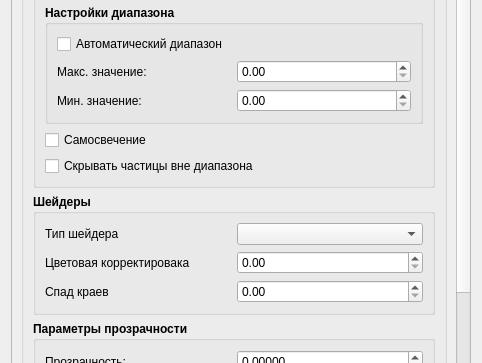
Codbrain1/QSpace, file UI/Home/PropertyInspector.ui: the form before one commit; both pictures show x 0 to 482 and y 187 to 550 of the 482 by 668 pixel window.
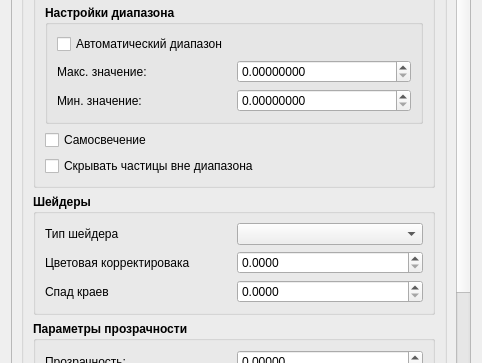
The form after the commit. Custom widgets are drawn as their Qt base class.

Commit message: предварительный комит перед рефакторингом

The edit to the form file:
```diff
--- a/UI/Home/PropertyInspector.ui
+++ b/UI/Home/PropertyInspector.ui
@@ -23,8 +23,8 @@
       <property name="geometry">
        <rect>
         <x>0</x>
-        <y>-443</y>
-        <width>441</width>
+        <y>-4</y>
+        <width>442</width>
         <height>1087</height>
        </rect>
       </property>
@@ -175,6 +175,9 @@
                  <bold>false</bold>
                 </font>
                </property>
+               <property name="decimals">
+                <number>4</number>
+               </property>
               </widget>
              </item>
              <item row="0" column="0">
@@ -229,6 +232,9 @@
                  <bold>false</bold>
                 </font>
                </property>
+               <property name="decimals">
+                <number>4</number>
+               </property>
               </widget>
              </item>
             </layout>
@@ -397,6 +403,9 @@
                     <underline>false</underline>
                    </font>
                   </property>
+                  <property name="decimals">
+                   <number>8</number>
+                  </property>
                   <property name="singleStep">
                    <double>0.100000000000000</double>
                   </property>
@@ -449,6 +458,9 @@
                     <underline>false</underline>
                    </font>
                   </property>
+                  <property name="decimals">
+                   <number>8</number>
+                  </property>
                   <property name="singleStep">
                    <double>0.100000000000000</double>
                   </property>
```
Left out of the diff: 9 changed lines with no effect on the pictures. The commit also changes 2 other files.
